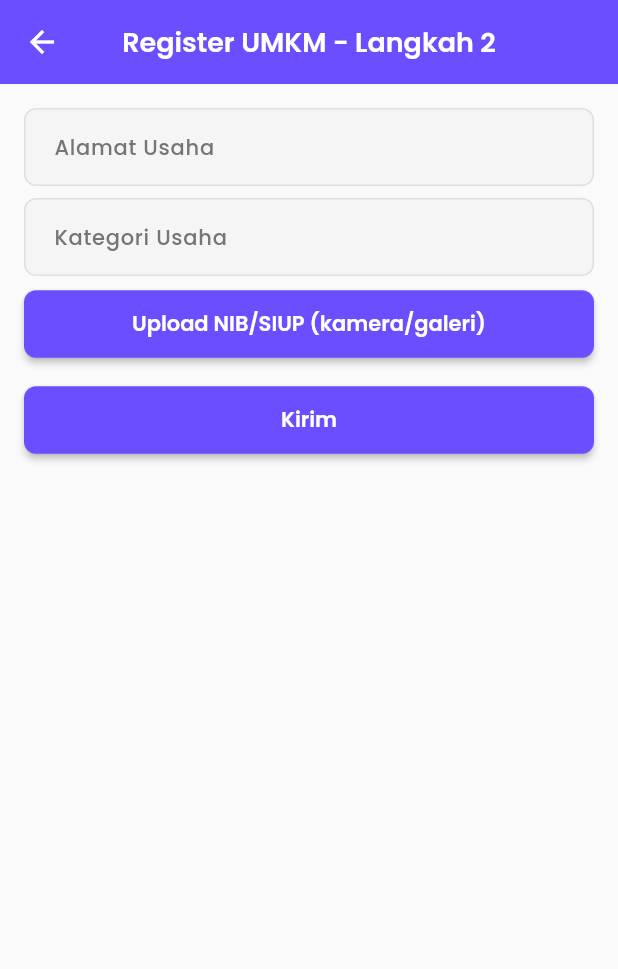
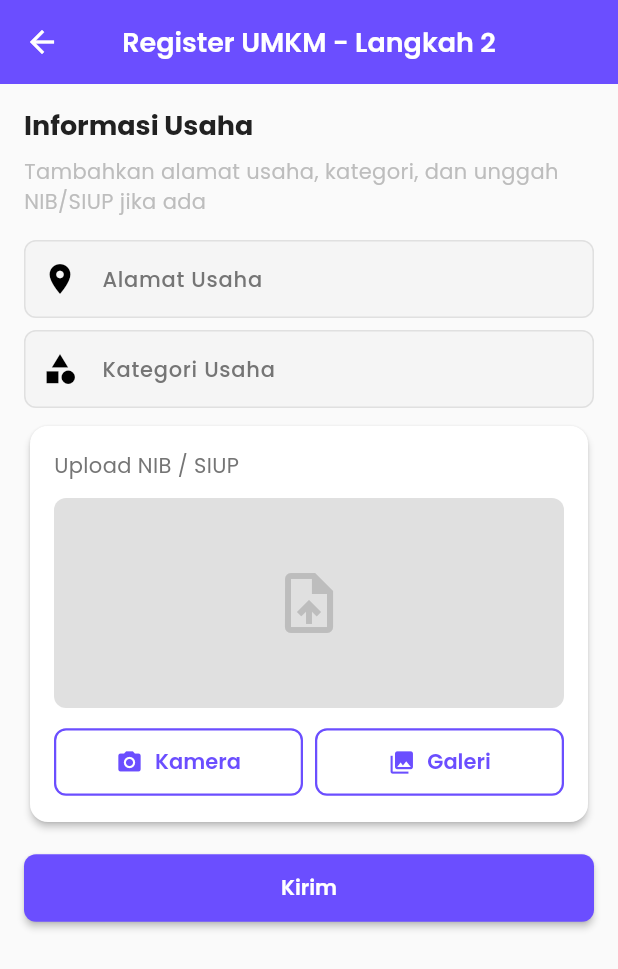
Before and after one commit to 1khsan2610/LOKAL_APP, a Flutter app: the RegisterUmkmStep2 screen opened directly, on a phone screen of 412 x 824 dp. Shown: the top 969 px of the screen. Run offline on Flutter 3.47's test engine with Material 3 defaults, Android fonts, the phone set to English and light mode, and no system bars; our stand-ins replace cached_network_image, dio, firebase_messaging, fl_chart, flutter_local_notifications, flutter_riverpod and 8 more; accounts and stored records are empty.

Commit message:
feat(auth): modernize onboarding & register (consumer + UMKM) with image upload and validation

```diff
--- a/frontend/lib/screens/auth/register_umkm_step2.dart
+++ b/frontend/lib/screens/auth/register_umkm_step2.dart
@@ -1,5 +1,9 @@
+import 'dart:io';
+
 import 'package:flutter/material.dart';
+import 'package:image_picker/image_picker.dart';
 import '../../config/constants.dart';
+import '../../config/theme.dart';
 
 class RegisterUmkmStep2 extends StatefulWidget {
   const RegisterUmkmStep2({super.key});
@@ -12,12 +16,25 @@ class _RegisterUmkmStep2State extends State<RegisterUmkmStep2> {
   final _formKey = GlobalKey<FormState>();
   final _addressCtrl = TextEditingController();
   final _categoryCtrl = TextEditingController();
+  File? _nibFile;
+  final ImagePicker _picker = ImagePicker();
 
   @override
   void dispose() {
     _addressCtrl.dispose();
     _categoryCtrl.dispose();
     super.dispose();
+  }
+
+  Future<void> _pickNib(ImageSource source) async {
+    try {
+      final picked = await _picker.pickImage(source: source, maxWidth: 1200, maxHeight: 1600);
+      if (picked != null) {
+        setState(() => _nibFile = File(picked.path));
+      }
+    } catch (e) {
+      ScaffoldMessenger.of(context).showSnackBar(const SnackBar(content: Text('Gagal memilih file')));
+    }
   }
 
   void _submit() {
@@ -30,6 +47,8 @@ class _RegisterUmkmStep2State extends State<RegisterUmkmStep2> {
 
   @override
   Widget build(BuildContext context) {
+    final args = ModalRoute.of(context)?.settings.arguments as Map<String, dynamic>?;
+
     return Scaffold(
       appBar: AppBar(title: const Text('Register UMKM - Langkah 2')),
       body: Padding(
@@ -38,14 +57,45 @@ class _RegisterUmkmStep2State extends State<RegisterUmkmStep2> {
           key: _formKey,
           child: ListView(
             children: [
-              TextFormField(controller: _addressCtrl, decoration: const InputDecoration(labelText: 'Alamat Usaha'), validator: (v) => (v == null || v.isEmpty) ? 'Wajib diisi' : null),
+              Text('Informasi Usaha', style: Theme.of(context).textTheme.headlineSmall?.copyWith(fontWeight: FontWeight.w700)),
               const SizedBox(height: AppNumbers.paddingSmall),
-              TextFormField(controller: _categoryCtrl, decoration: const InputDecoration(labelText: 'Kategori Usaha'), validator: (v) => (v == null || v.isEmpty) ? 'Wajib diisi' : null),
+              const Text('Tambahkan alamat usaha, kategori, dan unggah NIB/SIUP jika ada', style: TextStyle(color: AppTheme.textHint)),
+              const SizedBox(height: AppNumbers.paddingMedium),
+              TextFormField(controller: _addressCtrl, decoration: const InputDecoration(prefixIcon: Icon(Icons.location_on), labelText: 'Alamat Usaha'), validator: (v) => (v == null || v.isEmpty) ? 'Wajib diisi' : null),
               const SizedBox(height: AppNumbers.paddingSmall),
-              // Placeholder for upload NIB/SIUP
-              ElevatedButton(onPressed: () {}, child: const Text('Upload NIB/SIUP (kamera/galeri)')),
+              TextFormField(controller: _categoryCtrl, decoration: const InputDecoration(prefixIcon: Icon(Icons.category), labelText: 'Kategori Usaha'), validator: (v) => (v == null || v.isEmpty) ? 'Wajib diisi' : null),
+              const SizedBox(height: AppNumbers.paddingSmall),
+              Card(
+                shape: RoundedRectangleBorder(borderRadius: BorderRadius.circular(12)),
+                child: Padding(
+                  padding: const EdgeInsets.all(AppNumbers.paddingMedium),
+                  child: Column(
+                    crossAxisAlignment: CrossAxisAlignment.stretch,
+                    children: [
+                      Text('Upload NIB / SIUP', style: Theme.of(context).textTheme.bodyMedium),
+                      const SizedBox(height: 12),
+                      if (_nibFile != null)
+                        ClipRRect(borderRadius: BorderRadius.circular(8), child: Image.file(_nibFile!, height: 180, fit: BoxFit.cover))
+                      else
+                        Container(
+                          height: 140,
+                          decoration: BoxDecoration(color: AppTheme.dividerColor, borderRadius: BorderRadius.circular(8)),
+                          child: Center(child: Icon(Icons.upload_file, size: 48, color: AppTheme.textHint)),
+                        ),
+                      const SizedBox(height: 12),
+                      Row(
+                        children: [
+                          Expanded(child: OutlinedButton.icon(onPressed: () => _pickNib(ImageSource.camera), icon: const Icon(Icons.camera_alt), label: const Text('Kamera'))),
+                          const SizedBox(width: 8),
+                          Expanded(child: OutlinedButton.icon(onPressed: () => _pickNib(ImageSource.gallery), icon: const Icon(Icons.photo_library), label: const Text('Galeri'))),
+                        ],
+                      ),
+                    ],
+                  ),
+                ),
+              ),
               const SizedBox(height: AppNumbers.paddingMedium),
-              ElevatedButton(onPressed: _submit, child: const Text('Kirim')),
+              SizedBox(width: double.infinity, child: ElevatedButton(onPressed: _submit, child: const Text('Kirim'))),
             ],
           ),
         ),
```
Also changed, not shown: frontend/lib/screens/auth/onboarding_screen.dart (+7 -5 lines), frontend/lib/screens/auth/register_consumer_screen.dart (+28 -8 lines), frontend/lib/screens/auth/register_umkm_step1.dart (+12 -7 lines).
